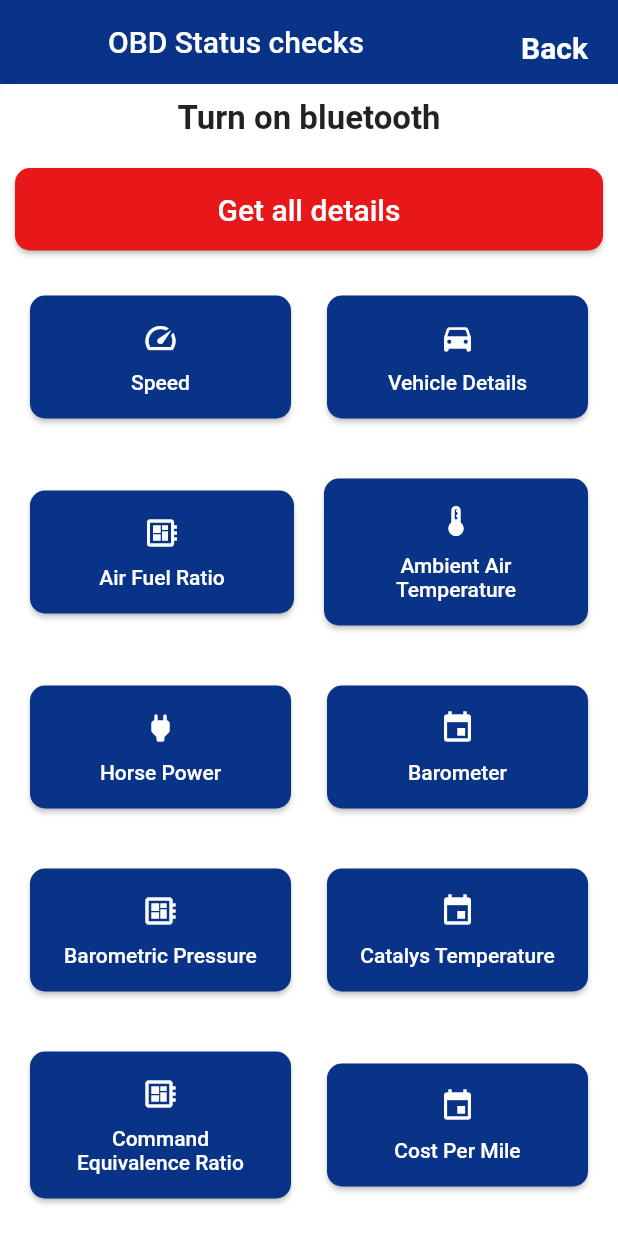
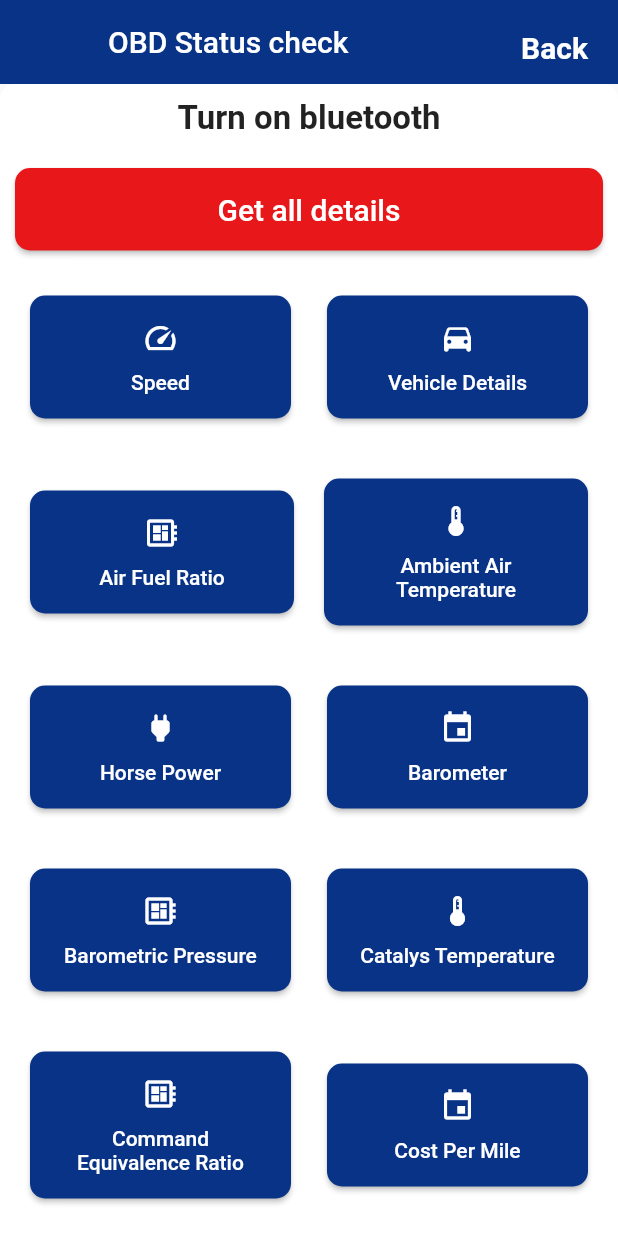
Before and after one commit to Iamprashanth-1/creditapp, a Flutter app: the HomePage screen opened directly, on a phone screen of 412 x 824 dp. Run offline on Flutter 3.47's test engine with Material 2 defaults, Android fonts, the phone set to English and light mode, and no system bars; our stand-ins replace carousel_slider, flutter_bluetooth_serial, flutter_login, fluttertoast, image_cropper, image_picker and 2 more; missing offline and left inert: clipboard, firebase_ml_vision, merge_images, status_alert; accounts and stored records are empty.

Commit message:
fixed appbar names

```diff
--- a/lib/home.dart
+++ b/lib/home.dart
@@ -62,7 +62,7 @@ class _HomePageState extends State<HomePage> {
                     ),
                   ))),
         ],
-        title: Text("OBD Status checks"),
+        title: Text("OBD Status check"),
       ),
       body: RefreshIndicator(
           // ignore: missing_return
@@ -349,7 +349,7 @@ class _HomePageState extends State<HomePage> {
                           child: Column(
                             mainAxisAlignment: MainAxisAlignment.spaceEvenly,
                             children: <Widget>[
-                              Icon(Icons.event, color: Colors.white),
+                              Icon(Icons.device_thermostat, color: Colors.white),
                               SizedBox(height: 10),
                               Text("Catalys Temperature",
                                   style: TextStyle(color: Colors.white),
```
Also changed, not shown: lib/widget/dash.dart (+4 -3 lines).
